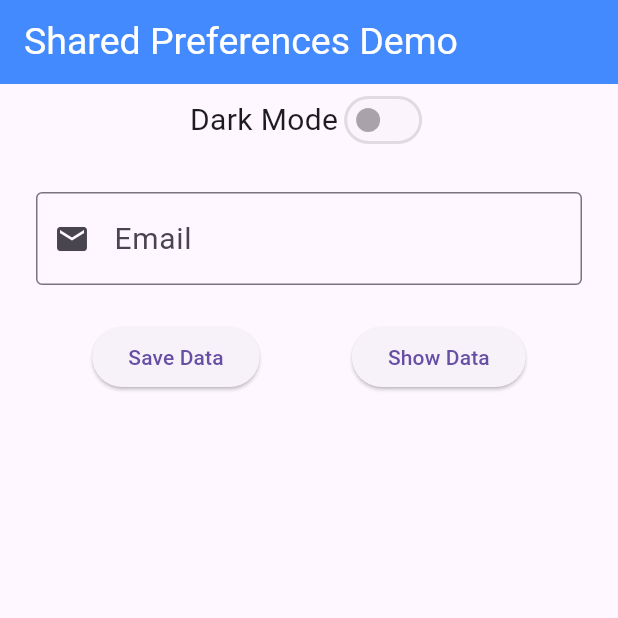
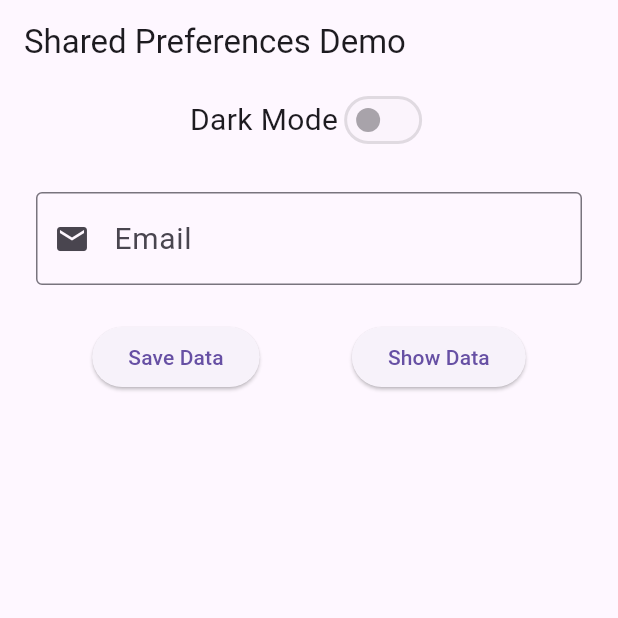
Before and after one commit to mohdAldabagh/start_shared_prefs, a Flutter app: the screen it shows after launch, on a phone screen of 412 x 824 dp, the top half of it. Run offline on Flutter 3.47's test engine with Material 3 defaults, Android fonts, the phone set to English and light mode, and no system bars; our stand-ins replace shared_preferences.

Commit message:
Remove unnecessary code in home_screen.dart

```diff
--- a/lib/home_screen.dart
+++ b/lib/home_screen.dart
@@ -32,12 +32,7 @@ class _HomeScreenState extends State<HomeScreen> {
       appBar: AppBar(
         title: const Text(
           'Shared Preferences Demo',
-          style: TextStyle(
-            fontSize: 25,
-            color: Colors.white,
-          ),
         ),
-        backgroundColor: Colors.blueAccent,
       ),
       body: Center(
         child: Column(
```
